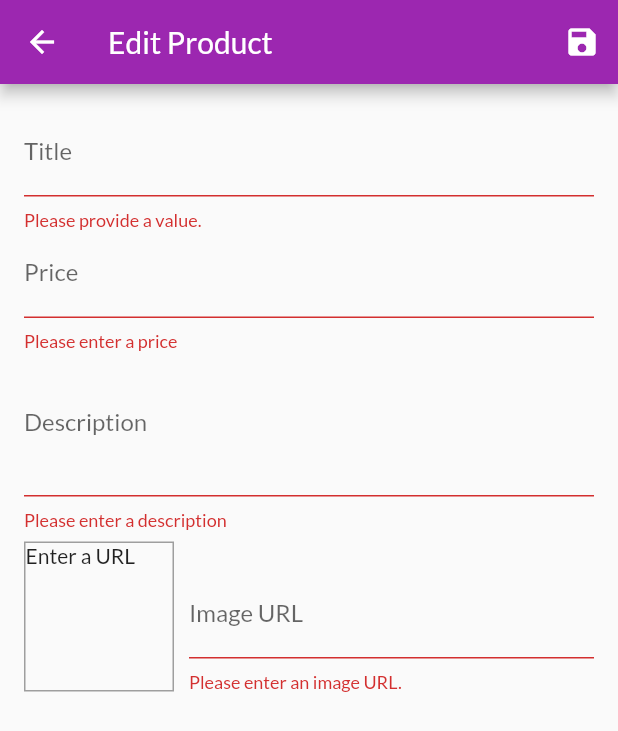
After one commit to Heewookji/Flutter_practice, a Flutter app: the EditProductScreen screen opened by its route, after a tap on the "save" icon, on a phone screen of 412 x 824 dp. The commit adds this screen. Shown: the top 731 px of the screen. Run offline on Flutter 3.47's test engine with Material 2 defaults, Android fonts, the phone set to English and light mode, and no system bars; network calls fail.

Commit message:
feat: flutter_basic4

```diff
--- a/futter_basic4/lib/main.dart
+++ b/futter_basic4/lib/main.dart
@@ -5,8 +5,10 @@
 import './providers/orders_provider.dart';
 import './providers/products_provider.dart';
 import './providers/cart_provider.dart';
+import './screens/edit_product.dart';
 import './screens/cart_screen.dart';
 import './screens/orders_screen.dart';
+import './screens/user_product_screen.dart';
 
 void main() => runApp(MyApp());
 
@@ -26,6 +28,7 @@
         )
       ],
       child: MaterialApp(
+        debugShowCheckedModeBanner: false,
         title: 'MyShop',
         theme: ThemeData(
             primarySwatch: Colors.purple,
@@ -37,6 +40,8 @@
           ProductDetailScreen.routeName: (ctx) => ProductDetailScreen(),
           CartScreen.routName: (ctx) => CartScreen(),
           OrdersScreen.routeName: (ctx) => OrdersScreen(),
+          UserProductsScreen.routeName: (ctx) => UserProductsScreen(),
+          EditProductScreen.routeName: (ctx) => EditProductScreen(),
         },
       ),
     );
--- a/futter_basic4/lib/providers/product_provider.dart
+++ b/futter_basic4/lib/providers/product_provider.dart
@@ -21,4 +21,9 @@
     isFavorite = !isFavorite;
     notifyListeners();
   }
+
+  @override
+  String toString() {
+    return '{ ${this.id} : ${this.title} : ${this.description} : ${this.price} : ${this.imageUrl} }';
+  }
 }
--- a/futter_basic4/lib/providers/products_provider.dart
+++ b/futter_basic4/lib/providers/products_provider.dart
@@ -22,7 +22,8 @@
     ProductProvider(
       id: 'p3',
       title: 'Yellow Scarf',
-      description: 'Warm and cozy - exactly what you need for the winter. Warm and cozy - exactly what you need for the winter.',
+      description:
+          'Warm and cozy - exactly what you need for the winter. Warm and cozy - exactly what you need for the winter.',
       price: 19.99,
       imageUrl:
           'https://live.staticflickr.com/4043/4438260868_cc79b3369d_z.jpg',
@@ -49,8 +50,30 @@
     return _items.firstWhere((prod) => prod.id == id);
   }
 
-  void addProduct() {
-    // _items.add(value);
+  void addProduct(ProductProvider product) {
+    final newProduct = ProductProvider(
+      id: DateTime.now().toString(),
+      title: product.title,
+      description: product.description,
+      price: product.price,
+      imageUrl: product.imageUrl,
+    );
+    //_items.add(newProduct);
+    _items.insert(0, newProduct);
+    notifyListeners();
+  }
+
+  void updateProduct(String id, ProductProvider newProduct) {
+    final prodIndex = _items.indexWhere((prod) => prod.id == id);
+    if (prodIndex >= 0) {
+      _items[prodIndex] = newProduct;
+      notifyListeners();
+    } else
+      print('..');
+  }
+
+  void deleteProduct(String id) {
+    _items.removeWhere((prod) => prod.id == id);
     notifyListeners();
   }
 }
--- /dev/null
+++ b/futter_basic4/lib/screens/edit_product.dart
@@ -0,0 +1,238 @@
+import 'package:flutter/material.dart';
+import '../providers/products_provider.dart';
+import 'package:provider/provider.dart';
+import '../providers/product_provider.dart';
+
+class EditProductScreen extends StatefulWidget {
+  static const routeName = '/edit-product';
+  @override
+  _EditProductScreenState createState() => _EditProductScreenState();
+}
+
+class _EditProductScreenState extends State<EditProductScreen> {
+  final _priceFocusNode = FocusNode();
+  final _descriptionNode = FocusNode();
+  final _imageUrlController = TextEditingController();
+  final _imageUrlFocusNode = FocusNode();
+  final _form = GlobalKey<FormState>();
+  var _editedProduct = ProductProvider(
+    id: null,
+    title: '',
+    description: '',
+    price: 0,
+    imageUrl: '',
+  );
+  var _initValues = {
+    'title': '',
+    'description': '',
+    'price': '',
+    'imageUrl': '',
+  };
+  var _isInit = true;
+
+  @override
+  void dispose() {
+    _imageUrlFocusNode.removeListener(_updateImageUrl);
+    _descriptionNode.dispose();
+    _priceFocusNode.dispose();
+    _imageUrlController.dispose();
+    _imageUrlFocusNode.dispose();
+    super.dispose();
+  }
+
+  @override
+  void initState() {
+    _imageUrlFocusNode.addListener(_updateImageUrl);
+    super.initState();
+  }
+
+  @override
+  void didChangeDependencies() {
+    super.didChangeDependencies();
+    if (!_isInit) return;
+    final String productId = ModalRoute.of(context).settings.arguments;
+    if (productId == null) return;
+    _editedProduct = Provider.of<ProductsProvider>(context, listen: false)
+        .findById(productId);
+    _initValues = {
+      'title': _editedProduct.title,
+      'description': _editedProduct.description,
+      'price': _editedProduct.price.toString(),
+      //'imageUrl': _editedProduct.imageUrl,
+      'imageUrl': '',
+    };
+    _imageUrlController.text = _editedProduct.imageUrl;
+    _isInit = false;
+  }
+
+  void _updateImageUrl() {
+    if (!_imageUrlFocusNode.hasFocus &&
+        (_imageUrlController.value.text.isEmpty ||
+            (_imageUrlController.value.text.startsWith('http') ||
+                    _imageUrlController.value.text.startsWith('https')) &&
+                (_imageUrlController.value.text.endsWith('.png') ||
+                    _imageUrlController.value.text.endsWith('jpg') ||
+                    _imageUrlController.value.text.endsWith('jpeg'))))
+      setState(() {});
+  }
+
+  void _saveForm() {
+    if (!_form.currentState.validate()) return;
+    _form.currentState.save();
+    if (_editedProduct.id != null) {
+      Provider.of<ProductsProvider>(context, listen: false)
+          .updateProduct(_editedProduct.id, _editedProduct);
+    } else {
+      Provider.of<ProductsProvider>(context, listen: false)
+          .addProduct(_editedProduct);
+    }
+    Navigator.of(context).pop();
+  }
+
+  @override
+  Widget build(BuildContext context) {
+    return Scaffold(
+      appBar: AppBar(
+        title: Text('Edit Product'),
+        actions: [
+          IconButton(
+            icon: Icon(Icons.save),
+            onPressed: _saveForm,
+          )
+        ],
+      ),
+      body: Padding(
+        padding: const EdgeInsets.all(16.0),
+        child: Form(
+          key: _form,
+          //autovalidateMode: AutovalidateMode.onUserInteraction,
+          child: ListView(
+            children: [
+              TextFormField(
+                initialValue: _initValues['title'],
+                decoration: InputDecoration(labelText: 'Title'),
+                textInputAction: TextInputAction.next,
+                onFieldSubmitted: (_) =>
+                    FocusScope.of(context).requestFocus(_priceFocusNode),
+                onSaved: (value) {
+                  _editedProduct = ProductProvider(
+                    id: _editedProduct.id,
+                    title: value,
+                    description: _editedProduct.description,
+                    price: _editedProduct.price,
+                    imageUrl: _editedProduct.imageUrl,
+                    isFavorite: _editedProduct.isFavorite,
+                  );
+                },
+                validator: (value) {
+                  if (value.isEmpty) return 'Please provide a value.';
+                  return null;
+                },
+              ),
+              TextFormField(
+                initialValue: _initValues['price'],
+                decoration: InputDecoration(labelText: 'Price'),
+                textInputAction: TextInputAction.next,
+                keyboardType: TextInputType.number,
+                focusNode: _priceFocusNode,
+                onFieldSubmitted: (_) =>
+                    FocusScope.of(context).requestFocus(_descriptionNode),
+                onSaved: (value) {
+                  _editedProduct = ProductProvider(
+                    id: _editedProduct.id,
+                    title: _editedProduct.title,
+                    description: _editedProduct.description,
+                    price: double.parse(value),
+                    imageUrl: _editedProduct.imageUrl,
+                    isFavorite: _editedProduct.isFavorite,
+                  );
+                },
+                validator: (value) {
+                  if (value.isEmpty) return 'Please enter a price';
+                  if (double.tryParse(value) == null)
+                    return 'Please enter a valid number.';
+                  if (double.parse(value) <= 0)
+                    return 'Please enter a number greater than zero.';
+                  return null;
+                },
+              ),
+              TextFormField(
+                initialValue: _initValues['description'],
+                maxLines: 3,
+                keyboardType: TextInputType.multiline,
+                decoration: InputDecoration(labelText: 'Description'),
+                focusNode: _descriptionNode,
+                onSaved: (value) {
+                  _editedProduct = ProductProvider(
+                    id: _editedProduct.id,
+                    title: _editedProduct.title,
+                    description: value,
+                    price: _editedProduct.price,
+                    imageUrl: _editedProduct.imageUrl,
+                    isFavorite: _editedProduct.isFavorite,
+                  );
+                },
+                validator: (value) {
+                  if (value.isEmpty) return 'Please enter a description';
+                  if (value.length < 10)
+                    return 'Should be at least 10 characters long.';
+                  return null;
+                },
+              ),
+              Row(
+                crossAxisAlignment: CrossAxisAlignment.end,
+                children: [
+                  Container(
+                    width: 100,
+                    height: 100,
+                    margin: EdgeInsets.only(top: 8, right: 10),
+                    decoration: BoxDecoration(
+                      border: Border.all(width: 1, color: Colors.grey),
+                    ),
+                    child: _imageUrlController.text.isEmpty
+                        ? Text('Enter a URL')
+                        : FittedBox(
+                            child: Image.network(_imageUrlController.text),
+                            fit: BoxFit.cover,
+                          ),
+                  ),
+                  Expanded(
+                    child: TextFormField(
+                      decoration: InputDecoration(labelText: 'Image URL'),
+                      keyboardType: TextInputType.url,
+                      textInputAction: TextInputAction.done,
+                      controller: _imageUrlController,
+                      focusNode: _imageUrlFocusNode,
+                      onFieldSubmitted: (_) => _saveForm(),
+                      validator: (value) {
+                        if (value.isEmpty) return 'Please enter an image URL.';
+                        if (!value.startsWith('http') &&
+                            !value.startsWith('https'))
+                          return 'Please enter a valid URL.';
+                        if (!value.endsWith('.png') &&
+                            !value.endsWith('jpg') &&
+                            !value.endsWith('jpeg'))
+                          return 'Please enter a valid image URL.';
+                        return null;
+                      },
+                      onSaved: (value) {
+                        _editedProduct = ProductProvider(
+                          id: _editedProduct.id,
+                          title: _editedProduct.title,
+                          description: _editedProduct.description,
+                          price: _editedProduct.price,
+                          imageUrl: value,
+                          isFavorite: _editedProduct.isFavorite,
+                        );
+                      },
+                    ),
+                  ),
+                ],
+              ),
+            ],
+          ),
+        ),
+      ),
+    );
+  }
+}
```
Also changed, not shown: futter_basic4/lib/providers/cart_provider.dart (+16 -0 lines), futter_basic4/lib/screens/user_product_screen.dart (added, +44 -0 lines), futter_basic4/lib/widgets/app_drawer.dart (+13 -2 lines), futter_basic4/lib/widgets/cart_item.dart (+19 -0 lines), futter_basic4/lib/widgets/product_item.dart (+13 -1 lines), futter_basic4/lib/widgets/user_product_item.dart (added, +45 -0 lines).
